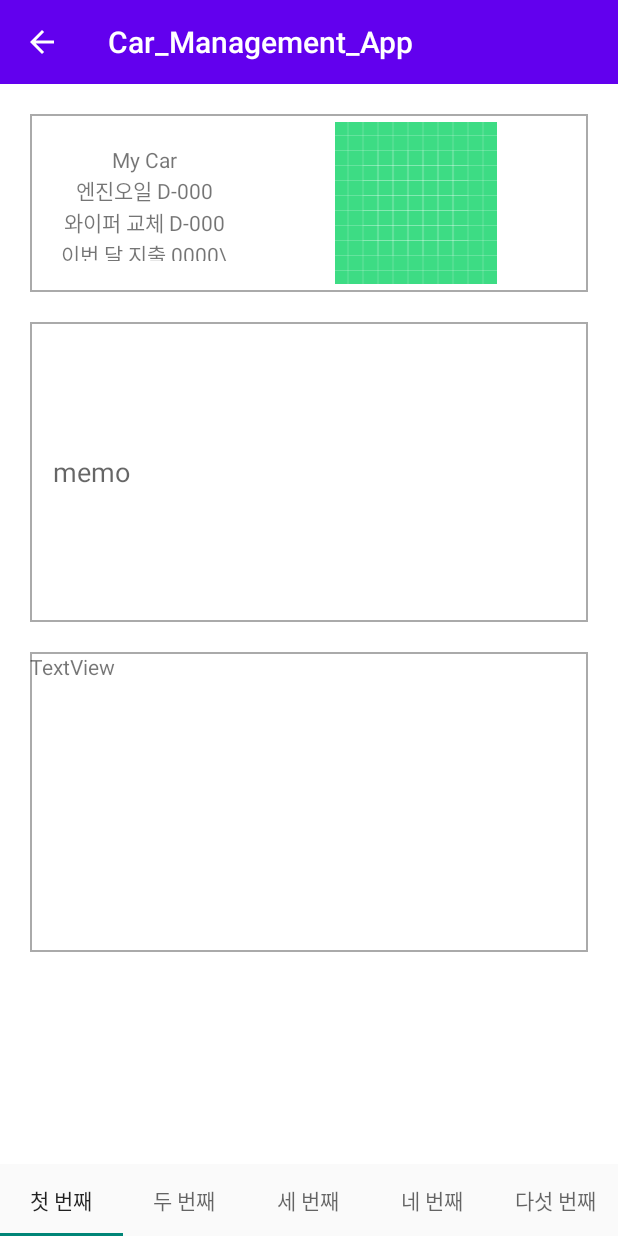
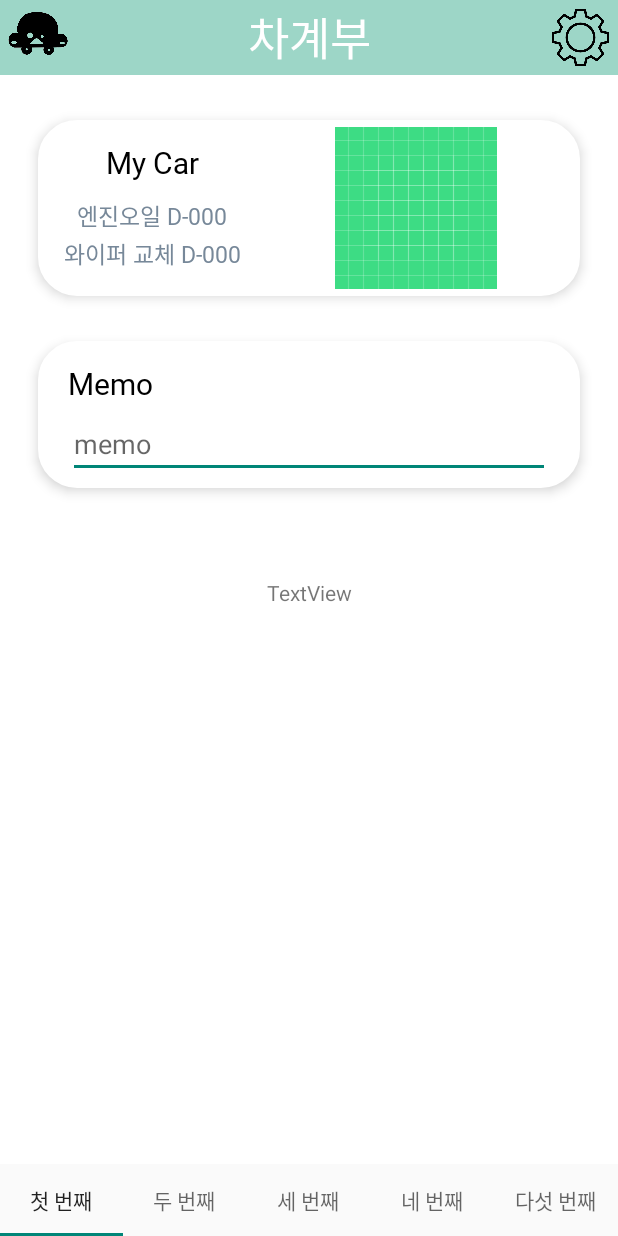
Before and after one commit to jsk41755/Car_management_app, an Android app: the HomeActivity screen opened directly, with no data from a screen before it, on a phone screen of 412 x 824 dp. Run offline under Robolectric (Android 15) with nearby library versions, the phone set to English and light mode, and no system bars; our stand-ins replace Firebase (no records; nobody signed in at launch, a user with empty details on screens opened directly); libraries missing offline, so code that uses them is left out: com.github.mikephil.charting, com.kakao.sdk; 2 statements that could not run were skipped.

Commit message:
튤바 홈화면 수정

```diff
--- a/app/src/main/java/com/example/car_management_app/HomeActivity.java
+++ b/app/src/main/java/com/example/car_management_app/HomeActivity.java
@@ -29,7 +29,7 @@ public class HomeActivity extends AppCompatActivity {
 
         Toolbar mToolbar = (Toolbar) findViewById(R.id.main_toolbar);
         setSupportActionBar(mToolbar);
-        getSupportActionBar().setDisplayHomeAsUpEnabled(true);
+        getSupportActionBar().setDisplayHomeAsUpEnabled(false);
 
         CekSession();
 
--- /dev/null
+++ b/app/src/main/res/drawable/settings_resize.xml
@@ -0,0 +1,9 @@
+<?xml version="1.0" encoding="utf-8"?>
+<layer-list xmlns:android="http://schemas.android.com/apk/res/android">
+
+    <item
+        android:width="50dp"
+        android:height="50dp"
+        android:drawable="@drawable/settings"/>
+
+</layer-list>
--- /dev/null
+++ b/app/src/main/res/drawable/shape_homebutton.xml
@@ -0,0 +1,20 @@
+<?xml version="1.0" encoding="utf-8"?>
+<shape xmlns:android="http://schemas.android.com/apk/res/android">
+
+    <corners
+        android:bottomLeftRadius="25dp"
+        android:bottomRightRadius="25dp"
+        android:topLeftRadius="25dp"
+        android:topRightRadius="25dp" />
+    <padding
+        android:bottom="5dp"
+        android:left="5dp"
+        android:right="5dp"
+        android:top="5dp" />
+    <solid
+        android:color="@color/white"/>
+    <stroke
+        android:width="1dp"
+        android:color="@color/white"/>
+
+</shape>
--- a/app/src/main/res/layout/activity_tab1_fragment.xml
+++ b/app/src/main/res/layout/activity_tab1_fragment.xml
@@ -10,49 +10,65 @@
         android:id="@+id/linearLayout2"
         android:layout_width="match_parent"
         android:layout_height="wrap_content"
-        android:layout_margin="20dp"
-        android:layout_marginStart="20dp"
-        android:layout_marginEnd="20dp"
+        android:layout_marginTop="30dp"
+        android:layout_marginStart="25dp"
+        android:layout_marginEnd="25dp"
         android:orientation="horizontal"
-        android:background="@drawable/edittext_rounded_corner_rectangle"
         app:layout_constraintEnd_toEndOf="parent"
         app:layout_constraintStart_toStartOf="parent"
         app:layout_constraintTop_toTopOf="parent"
-        android:padding="5dp">
+        android:background="@drawable/shape_homebutton"
+        android:elevation="5dp">
 
         <LinearLayout
             android:layout_width="wrap_content"
             android:layout_height="match_parent"
             android:orientation="vertical"
-            android:padding="15dp">
+            android:padding="10dp">
 
             <TextView
                 android:id="@+id/textView3"
                 android:layout_width="match_parent"
                 android:layout_height="wrap_content"
                 android:gravity="center"
-                android:text="My Car" />
+                android:text="My Car"
+                android:textSize="20dp"
+                android:textColor="@color/black"
+                android:fontFamily="@font/cafe24_surround"
+                android:layout_marginBottom="10dp"/>
 
             <TextView
                 android:id="@+id/textView4"
                 android:layout_width="match_parent"
                 android:layout_height="wrap_content"
                 android:gravity="center"
-                android:text="엔진오일 D-000" />
+                android:text="엔진오일 D-000"
+                android:textSize="15dp"
+                android:textColor="@color/gray"
+                android:fontFamily="@font/cafe24_surround_air"
+                android:layout_marginBottom="2dp"/>
 
             <TextView
                 android:id="@+id/textView5"
                 android:layout_width="match_parent"
                 android:layout_height="wrap_content"
                 android:gravity="center"
-                android:text="와이퍼 교체 D-000" />
+                android:text="와이퍼 교체 D-000"
+                android:textSize="15dp"
+                android:textColor="@color/gray"
+                android:fontFamily="@font/cafe24_surround_air"
+                android:layout_marginBottom="2dp"/>
 
             <TextView
                 android:id="@+id/textView6"
                 android:layout_width="match_parent"
                 android:layout_height="wrap_content"
                 android:gravity="center"
-                android:text="이번 달 지출 0000\\" />
+                android:text="이번 달 지출 0000\\"
+                android:textSize="15dp"
+                android:textColor="@color/gray"
+                android:fontFamily="@font/cafe24_surround_air"
+                android:layout_marginBottom="2dp"/>
         </LinearLayout>
 
         <ImageView
@@ -64,29 +80,58 @@
             android:src="@drawable/ic_launcher_background" />
     </LinearLayout>
 
-    <EditText
-        android:id="@+id/editTextTextPersonName2"
+    <LinearLayout
+        android:id="@+id/linearLayout3"
         android:layout_width="match_parent"
-        android:layout_height="200dp"
-        android:layout_margin="20dp"
-        android:layout_marginTop="52dp"
-        android:padding="15dp"
-        android:ems="10"
-        android:inputType="textPersonName"
-        android:hint="memo"
-        android:background="@drawable/edittext_rounded_corner_rectangle"
+        android:layout_height="wrap_content"
         app:layout_constraintEnd_toEndOf="parent"
         app:layout_constraintStart_toStartOf="parent"
-        app:layout_constraintTop_toBottomOf="@+id/linearLayout2" />
+        app:layout_constraintTop_toBottomOf="@+id/linearLayout2"
+        android:layout_marginTop="30dp"
+        android:layout_marginStart="25dp"
+        android:layout_marginEnd="25dp"
+        android:background="@drawable/shape_homebutton"
+        android:elevation="5dp"
+        android:orientation="vertical">
+
+        <TextView
+            android:id="@+id/textView7"
+            android:layout_width="wrap_content"
+            android:layout_height="wrap_content"
+            android:text="Memo"
+            android:textColor="@color/black"
+            android:textSize="20dp"
+            android:fontFamily="@font/cafe24_surround"
+            app:layout_constraintEnd_toEndOf="parent"
+            app:layout_constraintStart_toStartOf="parent"
+            app:layout_constraintTop_toBottomOf="parent"
+            android:layout_marginBottom="2dp"
+            android:layout_marginTop="10dp"
+            android:layout_marginStart="15dp"/>
+
+        <EditText
+            android:id="@+id/editTextTextPersonName2"
+            android:layout_width="match_parent"
+            android:layout_height="match_parent"
+            android:ems="10"
+            android:inputType="textPersonName"
+            android:hint="memo"
+            app:layout_constraintTop_toBottomOf="@+id/textView7"
+            android:layout_marginBottom="2dp"
+            android:layout_marginTop="2dp"
+            android:layout_marginStart="15dp"
+            android:layout_marginEnd="15dp"/>
+
+    </LinearLayout>
 
     <TextView
         android:id="@+id/textView32"
-        android:layout_width="match_parent"
-        android:layout_height="200dp"
-        android:layout_margin="20dp"
+        android:layout_width="wrap_content"
+        android:layout_height="wrap_content"
+        android:layout_marginTop="60dp"
         android:text="TextView"
-        android:background="@drawable/edittext_rounded_corner_rectangle"
         app:layout_constraintEnd_toEndOf="parent"
         app:layout_constraintStart_toStartOf="parent"
-        app:layout_constraintTop_toBottomOf="@+id/editTextTextPersonName2" />
+        app:layout_constraintTop_toBottomOf="@+id/linearLayout3" />
+
 </androidx.constraintlayout.widget.ConstraintLayout>
--- a/app/src/main/res/layout/toolbar.xml
+++ b/app/src/main/res/layout/toolbar.xml
@@ -1,11 +1,55 @@
 <?xml version="1.0" encoding="utf-8"?>
+
 <androidx.appcompat.widget.Toolbar xmlns:android="http://schemas.android.com/apk/res/android"
+    xmlns:app="http://schemas.android.com/apk/res-auto"
+    xmlns:tools="http://schemas.android.com/tools"
+    app:layout_constraintTop_toTopOf="parent"
+    android:id="@+id/toolbar"
     android:layout_width="match_parent"
-    android:layout_height="wrap_content"
-    xmlns:app="http://schemas.android.com/apk/res-auto"
-    android:background="?attr/colorPrimary"
-    android:minHeight="?attr/actionBarSize"
-    app:popupTheme="@style/ThemeOverlay.AppCompat.Light"
-    android:theme="@style/ThemeOverlay.AppCompat.Dark.ActionBar">
+    android:layout_height="50dp"
+    android:orientation="horizontal"
+    android:background="@color/maingreen"
+    app:contentInsetStart="0dp">
+
+    <RelativeLayout
+        android:layout_width="match_parent"
+        android:layout_height="match_parent">
+
+        <ImageView
+            android:layout_width="50dp"
+            android:layout_height="50dp"
+            android:src="@drawable/car_icon_resize"
+            android:layout_gravity="start"
+            android:layout_alignParentTop="true"
+            android:layout_alignParentStart="true"
+            android:layout_alignParentBottom="true"
+            />
+
+        <TextView
+            android:id="@+id/toolbartext"
+            android:layout_width="wrap_content"
+            android:layout_height="wrap_content"
+            android:gravity="center"
+            android:layout_alignParentStart="true"
+            android:layout_alignParentTop="true"
+            android:layout_alignParentEnd="true"
+            android:layout_alignParentBottom="true"
+            android:textSize="30dp"
+            android:text="차계부"
+            android:textColor="@color/white"
+            android:fontFamily="@font/cafe24_surround"
+            android:layout_gravity="center" />
+
+        <Button
+            android:id="@+id/settings"
+            android:layout_width="50dp"
+            android:layout_height="50dp"
+            android:layout_alignParentTop="true"
+            android:layout_alignParentEnd="true"
+            android:layout_alignParentBottom="true"
+            android:layout_marginStart="100dp"
+            android:background="@drawable/settings_resize" />
+
+    </RelativeLayout>
 
 </androidx.appcompat.widget.Toolbar>
--- a/app/src/main/res/values/colors.xml
+++ b/app/src/main/res/values/colors.xml
@@ -19,5 +19,7 @@
     <color name="green">#3CB371</color>
     <color name="maingreen">#6613A07B</color>
     <color name="lightgray">#66778899</color>
+    <color name="basic">#F2FFFFFF</color>
+    <color name="gray">#778899</color>
 
 </resources>
```
Also changed, not shown: app/src/main/res/drawable/book_icon.png (added), app/src/main/res/drawable/cart_icon.png (added), app/src/main/res/drawable/chart_icon.png (added), app/src/main/res/drawable/map_icon.png (added), app/src/main/res/drawable/settings.png (added).
